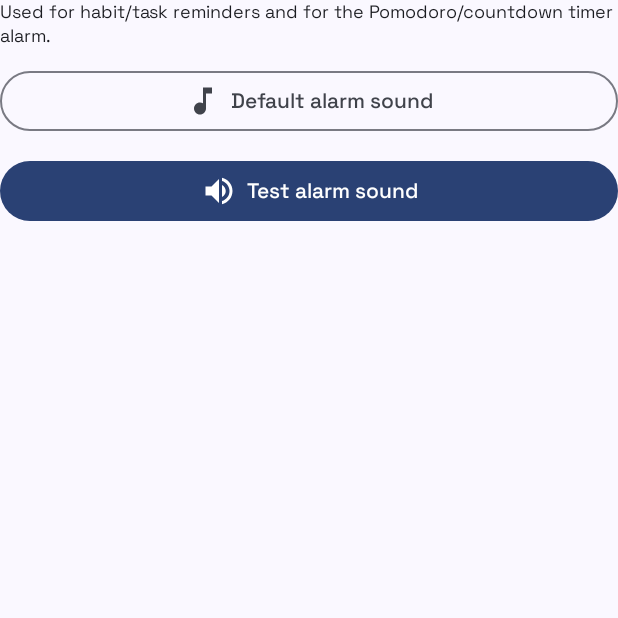
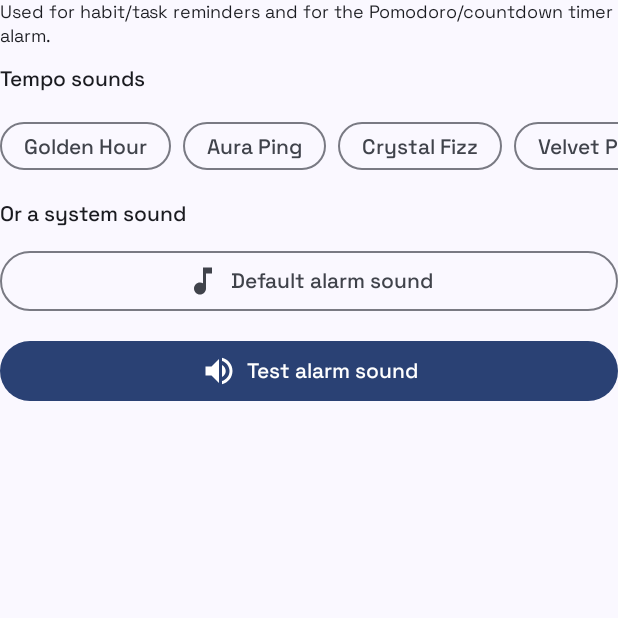
Before and after one commit to gianrufin/Tempo, an Android app built with Jetpack Compose: the composable AlarmSoundSection shown on its own in the app's theme, on a phone screen of 412 x 824 dp, the top half of it. Run offline under Robolectric (Android 15) with nearby library versions, the phone set to English and light mode, and no system bars; our stand-ins replace Dagger/Hilt's generated code.

Commit message:
Bundle 5 custom notification sounds as selectable alarm sounds
Adds the 5 provided Epidemic Sound clips as res/raw assets and surfaces them
as tappable chips at the top of Settings > Alarms, above the existing
"pick a system sound" option. Names are based on each clip's actual measured
character (duration, pitch, and brightness via spectral analysis), not the
source library filenames:

- Golden Hour   — longest and lowest-pitched, a mellow multi-note chime
- Aura Ping     — short, mid-high blip with a touch of shimmer
- Crystal Fizz  — brightest/crispest, lots of high-frequency sparkle
- Velvet Pop    — shortest and deepest, a quick soft thud
- Cloud Drift   — warm, soft, slightly longer low tone

Selecting one stores an android.resource:// URI the same way a system
ringtone selection does, so AlarmSoundPlayer and the existing "Test alarm
sound" button need no changes to play them.

```diff
--- /dev/null
+++ b/app/src/main/kotlin/com/tempo/app/alarm/BundledAlarmSounds.kt
@@ -0,0 +1,26 @@
+package com.tempo.app.alarm
+
+data class BundledAlarmSound(val label: String, val rawResourceName: String)
+
+/**
+ * Notification/alarm sounds bundled directly in the app (res/raw) as an alternative to picking
+ * from the device's system ringtone list — named for how each one actually sounds (measured by
+ * pitch/brightness/length) rather than their source library filenames.
+ */
+object BundledAlarmSounds {
+    val ALL = listOf(
+        // Longest and lowest-pitched of the set — a mellow, multi-note chime.
+        BundledAlarmSound("Golden Hour", "notif_golden_hour"),
+        // Short, mid-high pitched blip with a touch of shimmer.
+        BundledAlarmSound("Aura Ping", "notif_aura_ping"),
+        // Brightest/crispest of the set — lots of high-frequency sparkle.
+        BundledAlarmSound("Crystal Fizz", "notif_crystal_fizz"),
+        // Shortest and deepest — a quick, soft, low thud.
+        BundledAlarmSound("Velvet Pop", "notif_velvet_pop"),
+        // Warm, soft, and slightly longer — a mellow low tone.
+        BundledAlarmSound("Cloud Drift", "notif_cloud_drift"),
+    )
+
+    fun uriStringFor(packageName: String, rawResourceName: String): String =
+        "android.resource://$packageName/raw/$rawResourceName"
+}
--- a/app/src/main/kotlin/com/tempo/app/ui/screens/settings/SettingsScreen.kt
+++ b/app/src/main/kotlin/com/tempo/app/ui/screens/settings/SettingsScreen.kt
@@ -16,6 +16,7 @@ import androidx.compose.foundation.layout.fillMaxSize
 import androidx.compose.foundation.layout.fillMaxWidth
 import androidx.compose.foundation.layout.padding
 import androidx.compose.foundation.layout.statusBarsPadding
+import androidx.compose.foundation.horizontalScroll
 import androidx.compose.foundation.rememberScrollState
 import androidx.compose.foundation.verticalScroll
 import androidx.compose.material.icons.Icons
@@ -62,6 +63,7 @@ import androidx.compose.ui.window.Dialog
 import androidx.hilt.navigation.compose.hiltViewModel
 import com.tempo.app.BuildConfig
 import com.tempo.app.alarm.AlarmSoundPlayer
+import com.tempo.app.alarm.BundledAlarmSounds
 import com.tempo.app.data.preferences.UserPreferences
 import com.tempo.app.data.update.UpdateChecker
 import com.tempo.app.data.update.UpdateDownloadState
@@ -551,6 +553,26 @@ private fun AlarmSoundSection(viewModel: SettingsViewModel, prefs: UserPreferenc
             "Used for habit/task reminders and for the Pomodoro/countdown timer alarm.",
             style = MaterialTheme.typography.bodySmall,
         )
+
+        Text("Tempo sounds", style = MaterialTheme.typography.titleSmall)
+        Row(
+            modifier = Modifier
+                .fillMaxWidth()
+                .horizontalScroll(rememberScrollState()),
+            horizontalArrangement = Arrangement.spacedBy(8.dp),
+        ) {
+            BundledAlarmSounds.ALL.forEach { sound ->
+                val uriString = BundledAlarmSounds.uriStringFor(context.packageName, sound.rawResourceName)
+                FilterChip(
+                    selected = prefs.alarmSoundUri == uriString,
+                    onClick = { viewModel.onAlarmSoundSelected(Uri.parse(uriString), sound.label) },
+                    label = { Text(sound.label) },
+                    shape = TempoExtraShapes.pill,
+                )
+            }
+        }
+
+        Text("Or a system sound", style = MaterialTheme.typography.titleSmall)
         OutlinedButton(
             onClick = {
                 val intent = Intent(RingtoneManager.ACTION_RINGTONE_PICKER).apply {
```
Also changed, not shown: 5 other files.
